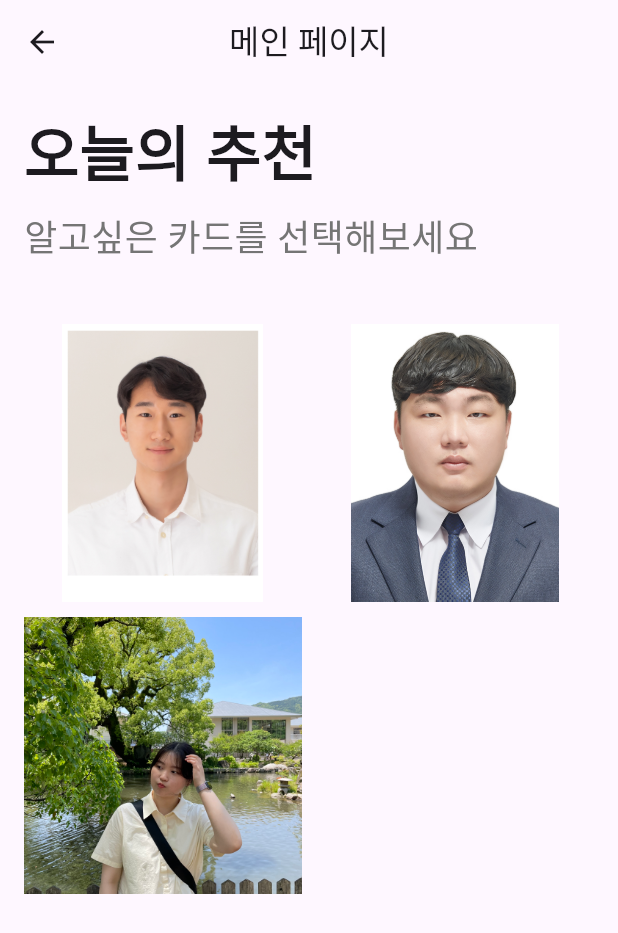
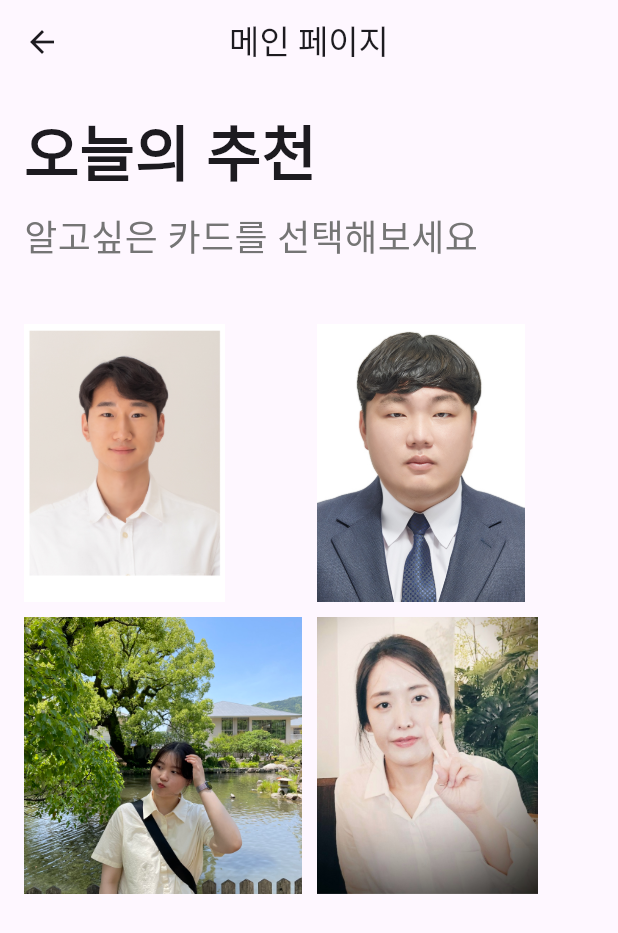
Before and after one commit to chldltkrz/plmanchu, a Flutter app: the screen it shows after launch, after a tap on "시작하기", on a phone screen of 412 x 824 dp. Shown: the top 933 px of the screen. Run offline on Flutter 3.47's test engine with Material 3 defaults, Android fonts, the phone set to English and light mode, and no system bars; our stand-ins replace get.

```diff
--- a/lib/info/memberController.dart
+++ b/lib/info/memberController.dart
@@ -25,8 +25,19 @@ class Membercontroller extends GetxController {
         introduce: "잘부탁드립니다",
         radarChart: 'lib/assets/images/radarChart.png'),
     MemberInfo(
+      name: "김시은",
+      MBTI: "ENTJ",
+      image: 'lib/assets/images/3.png',
+      hobbies: ["헬스", "수영", "보드게임"],
+      major: "전자공학과",
+      careers: ["반도체 설계 엔지니어"],
+      targetApp: "언어교환",
+      introduce: "잘부탁드립니다",
+      radarChart: 'lib/assets/images/radarChart.png',
+    ),
+    MemberInfo(
       name: "김윤서",
-      image: 'lib/assets/images/3.png',
+      image: 'lib/assets/images/4.png',
       MBTI: "EINFJ",
       hobbies: ["영화감상", "독서"],
       major: "디자인",
@@ -44,4 +55,13 @@ class Membercontroller extends GetxController {
   int getMemberLength() {
     return members.length;
   }
+
+  bool getLiked(int index) {
+    return members[index].isLiked;
+  }
+
+  void changeLike(int index) {
+    members[index].isLiked = !members[index].isLiked;
+    update();
+  }
 }
--- a/lib/info/memberInfo.dart
+++ b/lib/info/memberInfo.dart
@@ -8,6 +8,7 @@ class MemberInfo {
   String targetApp; //  만들고자하는앱
   String introduce; // 자기소개
   String radarChart; // 레이더차트
+  bool isLiked = false; // 좋아요 여부
 
   MemberInfo({
     required this.name,
--- a/lib/main.dart
+++ b/lib/main.dart
@@ -14,7 +14,7 @@ class MyApp extends StatelessWidget {
   @override
   Widget build(BuildContext context) {
     Get.put(Membercontroller());
-    return MaterialApp(
+    return GetMaterialApp(
       title: 'PlmanchuIntroducing',
       // theme 은 설정 안해주나요?
       home: IntroPage(),
--- a/lib/pages/mainPage.dart
+++ b/lib/pages/mainPage.dart
@@ -1,6 +1,9 @@
+import 'dart:developer';
+
 import 'package:flutter/material.dart';
 import 'package:get/get.dart';
 import 'package:plmanchu/info/memberController.dart';
+import 'package:plmanchu/info/memberInfo.dart';
 import 'package:plmanchu/pages/specA.dart';
 
 class Mainpage extends StatelessWidget {
@@ -48,20 +51,42 @@ class Mainpage extends StatelessWidget {
                 children: [
                   ...List<Widget>.generate(
                       Get.find<Membercontroller>().getMemberLength(), (index) {
+                    MemberInfo mI =
+                        Get.find<Membercontroller>().getMember(index);
                     return GestureDetector(
                         onTap: () {
                           Navigator.push(
                             context,
                             MaterialPageRoute(
                                 builder: (context) => specA(
-                                    memberInfo: Get.find<Membercontroller>()
-                                        .getMember(index),
+                                      memberInfo: mI,
                                     )),
                           );
                         },
-                      child: Image.asset(
-                          Get.find<Membercontroller>().getMember(index).image),
-                    );
+                        child: Stack(children: [
+                          Image.asset(mI.image),
+                          Positioned(
+                              bottom: 0,
+                              top: 0,
+                              left: 0,
+                              right: 0,
+                              //Opacity GetBuilder로 감싸기
+                              //Obx -> GetBuilde대신 사용하기 편할수 있음
+                              child: GetBuilder(
+                                init: Get.find<Membercontroller>(),
+                                builder: (controller) =>
+                                    controller.getLiked(index)
+                                        ? Opacity(
+                                            opacity: 0.3,
+                                            child: const Icon(
+                                              Icons.thumb_up,
+                                              size: 80,
+                                              color: Colors.blue,
+                                            ),
+                                          )
+                                        : Container(),
+                              ))
+                        ]));
                   }),
                 ],
               ),
--- a/lib/pages/specA.dart
+++ b/lib/pages/specA.dart
@@ -24,8 +24,8 @@ class specA extends StatelessWidget {
               color: Colors.grey[300], // Placeholder color for the image
               borderRadius: BorderRadius.circular(8.0), // Rounded corners
             ),
-            child: Center(
-                child: Text('사진이 들어갈 공간', style: TextStyle(fontSize: 20))),
+            child:
+                Center(child: Image.asset(memberInfo.image)), // Display image
           ),
           // Gray box with text
           Container(
```
Lines whose indentation alone changed are shown as unchanged.
